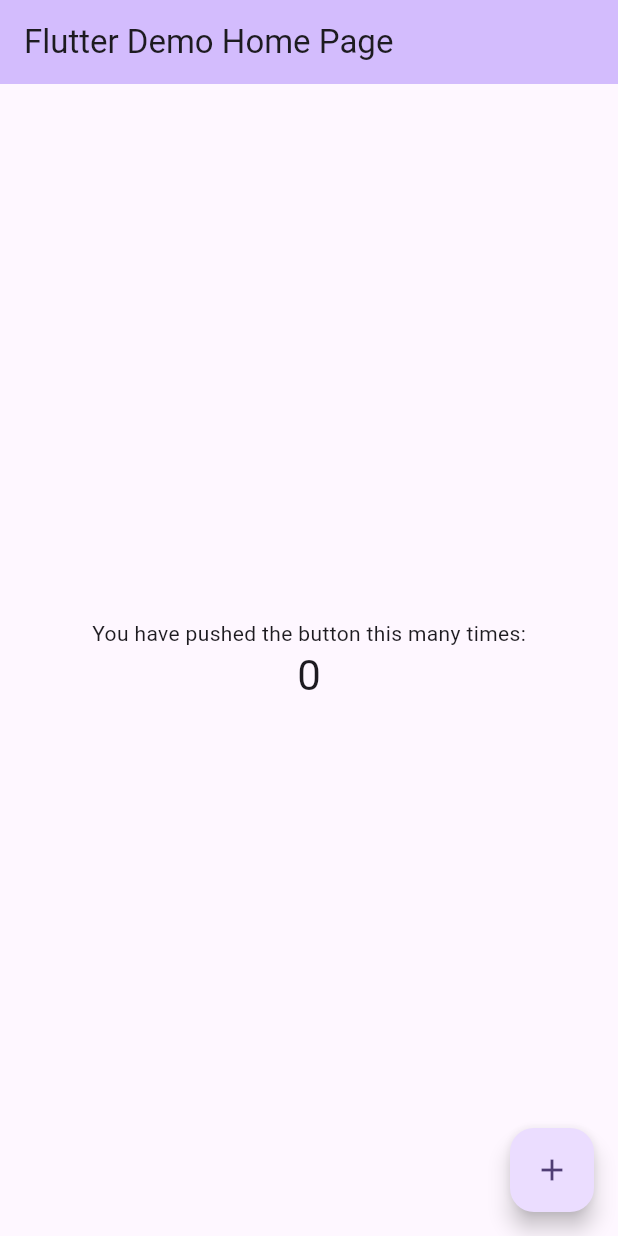
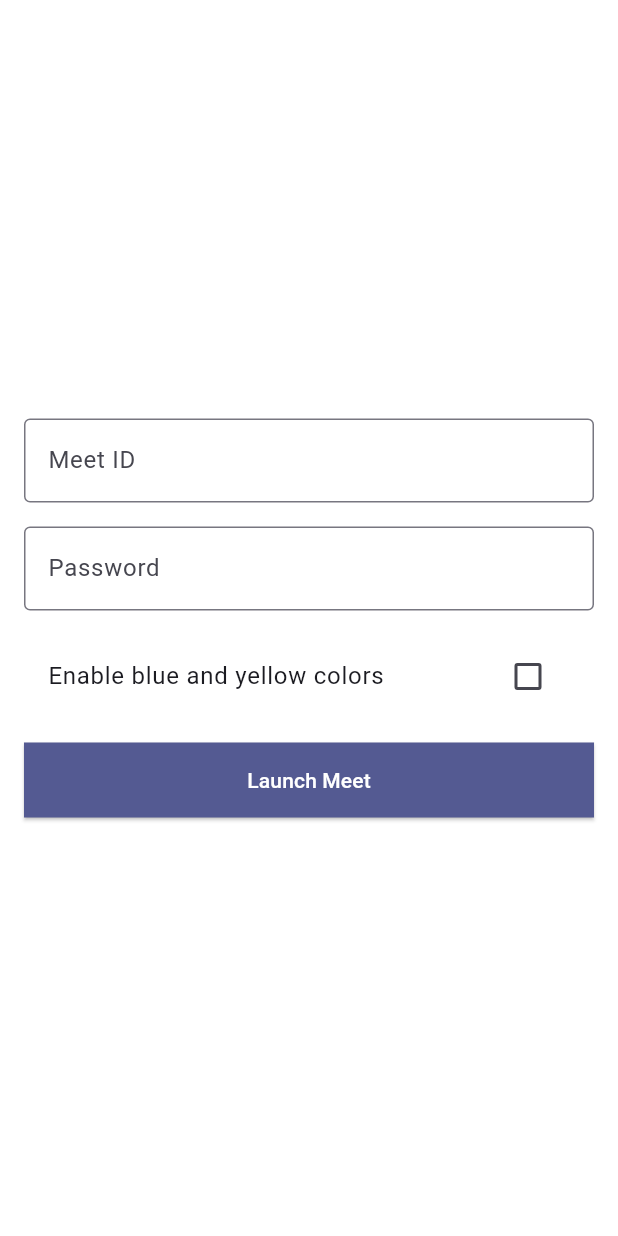
Before and after one commit to Fy-Rakotondrabe/mada_powerlifting, a Flutter app: the screen it shows after launch, on a phone screen of 412 x 824 dp. Run offline on Flutter 3.47's test engine with Material 3 defaults, Android fonts, the phone set to English and light mode, and no system bars; our stand-ins replace go_router.

Commit message:
init view

```diff
--- a/admin/lib/main.dart
+++ b/admin/lib/main.dart
@@ -1,125 +1,21 @@
+import 'package:admin/router.dart';
+import 'package:admin/utils/theme.dart';
 import 'package:flutter/material.dart';
 
 void main() {
-  runApp(const MyApp());
+  runApp(const Admin());
 }
 
-class MyApp extends StatelessWidget {
-  const MyApp({super.key});
+class Admin extends StatelessWidget {
+  const Admin({super.key});
 
-  // This widget is the root of your application.
   @override
   Widget build(BuildContext context) {
-    return MaterialApp(
+    return MaterialApp.router(
+      debugShowCheckedModeBanner: false,
       title: 'Flutter Demo',
-      theme: ThemeData(
-        // This is the theme of your application.
-        //
-        // TRY THIS: Try running your application with "flutter run". You'll see
-        // the application has a purple toolbar. Then, without quitting the app,
-        // try changing the seedColor in the colorScheme below to Colors.green
-        // and then invoke "hot reload" (save your changes or press the "hot
-        // reload" button in a Flutter-supported IDE, or press "r" if you used
-        // the command line to start the app).
-        //
-        // Notice that the counter didn't reset back to zero; the application
-        // state is not lost during the reload. To reset the state, use hot
-        // restart instead.
-        //
-        // This works for code too, not just values: Most code changes can be
-        // tested with just a hot reload.
-        colorScheme: ColorScheme.fromSeed(seedColor: Colors.deepPurple),
-        useMaterial3: true,
-      ),
-      home: const MyHomePage(title: 'Flutter Demo Home Page'),
+      theme: themeData,
+      routerConfig: router,
     );
   }
 }
-
-class MyHomePage extends StatefulWidget {
-  const MyHomePage({super.key, required this.title});
-
-  // This widget is the home page of your application. It is stateful, meaning
-  // that it has a State object (defined below) that contains fields that affect
-  // how it looks.
-
-  // This class is the configuration for the state. It holds the values (in this
-  // case the title) provided by the parent (in this case the App widget) and
-  // used by the build method of the State. Fields in a Widget subclass are
-  // always marked "final".
-
-  final String title;
-
-  @override
-  State<MyHomePage> createState() => _MyHomePageState();
-}
-
-class _MyHomePageState extends State<MyHomePage> {
-  int _counter = 0;
-
-  void _incrementCounter() {
-    setState(() {
-      // This call to setState tells the Flutter framework that something has
-      // changed in this State, which causes it to rerun the build method below
-      // so that the display can reflect the updated values. If we changed
-      // _counter without calling setState(), then the build method would not be
-      // called again, and so nothing would appear to happen.
-      _counter++;
-    });
-  }
-
-  @override
-  Widget build(BuildContext context) {
-    // This method is rerun every time setState is called, for instance as done
-    // by the _incrementCounter method above.
-    //
-    // The Flutter framework has been optimized to make rerunning build methods
-    // fast, so that you can just rebuild anything that needs updating rather
-    // than having to individually change instances of widgets.
-    return Scaffold(
-      appBar: AppBar(
-        // TRY THIS: Try changing the color here to a specific color (to
-        // Colors.amber, perhaps?) and trigger a hot reload to see the AppBar
-        // change color while the other colors stay the same.
-        backgroundColor: Theme.of(context).colorScheme.inversePrimary,
-        // Here we take the value from the MyHomePage object that was created by
-        // the App.build method, and use it to set our appbar title.
-        title: Text(widget.title),
-      ),
-      body: Center(
-        // Center is a layout widget. It takes a single child and positions it
-        // in the middle of the parent.
-        child: Column(
-          // Column is also a layout widget. It takes a list of children and
-          // arranges them vertically. By default, it sizes itself to fit its
-          // children horizontally, and tries to be as tall as its parent.
-          //
-          // Column has various properties to control how it sizes itself and
-          // how it positions its children. Here we use mainAxisAlignment to
-          // center the children vertically; the main axis here is the vertical
-          // axis because Columns are vertical (the cross axis would be
-          // horizontal).
-          //
-          // TRY THIS: Invoke "debug painting" (choose the "Toggle Debug Paint"
-          // action in the IDE, or press "p" in the console), to see the
-          // wireframe for each widget.
-          mainAxisAlignment: MainAxisAlignment.center,
-          children: <Widget>[
-            const Text(
-              'You have pushed the button this many times:',
-            ),
-            Text(
-              '$_counter',
-              style: Theme.of(context).textTheme.headlineMedium,
-            ),
-          ],
-        ),
-      ),
-      floatingActionButton: FloatingActionButton(
-        onPressed: _incrementCounter,
-        tooltip: 'Increment',
-        child: const Icon(Icons.add),
-      ), // This trailing comma makes auto-formatting nicer for build methods.
-    );
-  }
-}
--- /dev/null
+++ b/admin/lib/models/meet.dart
@@ -0,0 +1,22 @@
+class Meet {
+  final String id;
+  final String name;
+  final String password;
+  final bool enableOtherLightColors;
+
+  Meet({
+    required this.id,
+    required this.name,
+    required this.password,
+    required this.enableOtherLightColors,
+  });
+
+  factory Meet.fromJson(Map<String, dynamic> json) {
+    return Meet(
+      id: json['id'],
+      name: json['name'],
+      password: json['password'],
+      enableOtherLightColors: json['enableOtherLightColors'],
+    );
+  }
+}
--- /dev/null
+++ b/admin/lib/router.dart
@@ -0,0 +1,24 @@
+import 'package:admin/views/home/home.dart';
+import 'package:admin/views/lights/lights.dart';
+import 'package:flutter/material.dart';
+import 'package:go_router/go_router.dart';
+
+const String homeRoute = '/';
+const String lightsRoute = '/lights';
+
+final GoRouter router = GoRouter(
+  routes: <RouteBase>[
+    GoRoute(
+      path: homeRoute,
+      builder: (BuildContext context, GoRouterState state) {
+        return const Home();
+      },
+    ),
+    GoRoute(
+      path: lightsRoute,
+      builder: (BuildContext context, GoRouterState state) {
+        return const Lights();
+      },
+    ),
+  ],
+);
--- /dev/null
+++ b/admin/lib/utils/const.dart
@@ -0,0 +1,2 @@
+const String blue = 'blue';
+const String yellow = 'yellow';
--- /dev/null
+++ b/admin/lib/utils/spacing.dart
@@ -0,0 +1,8 @@
+import 'package:flutter/material.dart';
+
+const double defaultSpacing = 16;
+
+SizedBox spacing(double width, double height) => SizedBox(
+      height: height,
+      width: width,
+    );
--- /dev/null
+++ b/admin/lib/utils/theme.dart
@@ -0,0 +1,8 @@
+import 'package:flutter/material.dart';
+
+final ThemeData themeData = ThemeData(
+  colorScheme: ColorScheme.fromSeed(
+    seedColor: const Color.fromARGB(255, 58, 71, 183),
+  ),
+  useMaterial3: true,
+);
--- /dev/null
+++ b/admin/lib/views/home/home.dart
@@ -0,0 +1,71 @@
+import 'package:admin/router.dart';
+import 'package:admin/utils/spacing.dart';
+import 'package:flutter/material.dart';
+import 'package:go_router/go_router.dart';
+
+class Home extends StatelessWidget {
+  const Home({super.key});
+
+  @override
+  Widget build(BuildContext context) {
+    return Scaffold(
+      backgroundColor: Colors.white,
+      body: Container(
+        padding: const EdgeInsets.all(defaultSpacing),
+        child: Center(
+          child: SizedBox(
+            width: 600,
+            child: Column(
+              mainAxisAlignment: MainAxisAlignment.center,
+              crossAxisAlignment: CrossAxisAlignment.center,
+              children: [
+                TextField(
+                  decoration: const InputDecoration(
+                    border: OutlineInputBorder(),
+                    labelText: 'Meet ID',
+                  ),
+                  onChanged: (value) {},
+                ),
+                spacing(double.infinity, defaultSpacing),
+                TextField(
+                  decoration: const InputDecoration(
+                    border: OutlineInputBorder(),
+                    labelText: 'Password',
+                  ),
+                  onChanged: (value) {},
+                ),
+                spacing(double.infinity, defaultSpacing),
+                CheckboxListTile(
+                  title: const Text('Enable blue and yellow colors'),
+                  value: false,
+                  onChanged: (value) {},
+                ),
+                spacing(double.infinity, defaultSpacing),
+                ElevatedButton(
+                  onPressed: () {
+                    GoRouter.of(context).replace(lightsRoute);
+                  },
+                  style: ButtonStyle(
+                    minimumSize: const WidgetStatePropertyAll(
+                      Size(double.infinity, 50),
+                    ),
+                    shape: const WidgetStatePropertyAll(
+                      RoundedRectangleBorder(),
+                    ),
+                    backgroundColor: WidgetStatePropertyAll(
+                      Theme.of(context).colorScheme.primary,
+                    ),
+                    foregroundColor: const WidgetStatePropertyAll(
+                      Colors.white,
+                    ),
+                  ),
+                  child: const Text('Launch Meet'),
+                ),
+              ],
+            ),
+          ),
+        ),
+      ),
+    );
+  }
+}
```
Also changed, not shown: admin/lib/views/lights/lights.dart (added, +110 -0 lines), admin/pubspec.yaml (+3 -55 lines), admin/lib/providers/home.dart (added), admin/lib/providers/lights.dart (added), admin/pubspec.lock.
